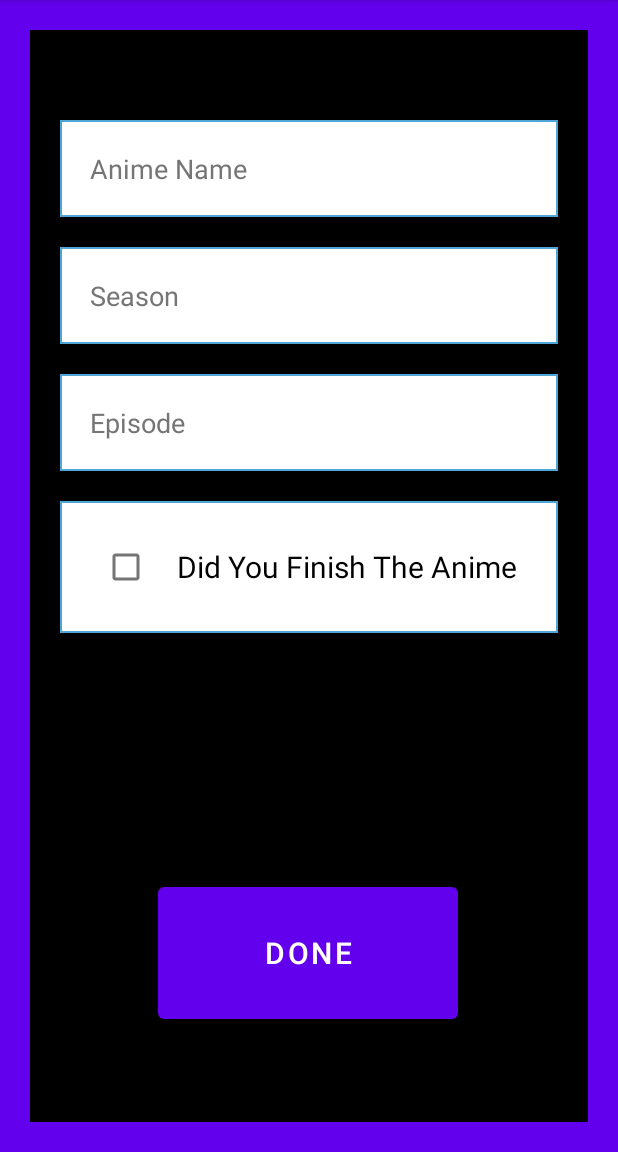
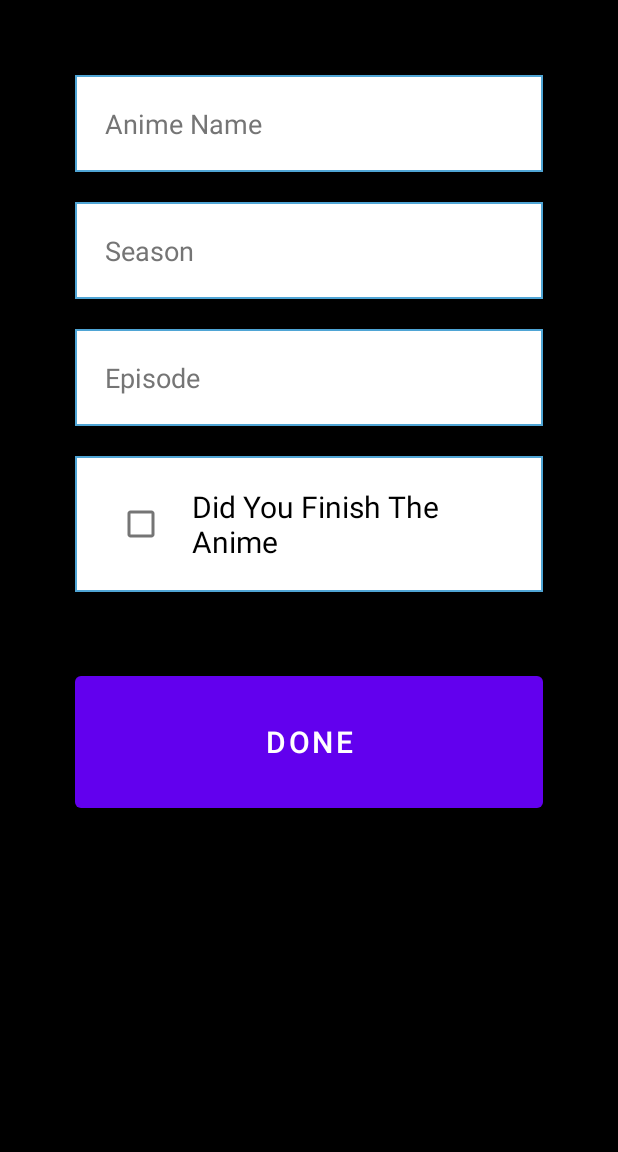
Before and after one commit to DylanOsborne/AnimeList, an Android app: the screen it shows after launch (NewAnimeActivity), after a tap on "ADD ANIME", on a phone screen of 412 x 824 dp, the part 84-1236 px from its top. Run offline under Robolectric (Android 15) with nearby library versions, the phone set to English and light mode, and no system bars; our stand-ins replace Room's generated code.

Commit message:
Added a "anime_stats" xml file used to display the stats Implemented function with the stats button making it open a new activity and displaying the stats
Also changed to UI of the "activity_new_anime" xml

```diff
--- a/app/src/main/AndroidManifest.xml
+++ b/app/src/main/AndroidManifest.xml
@@ -17,6 +17,9 @@
             android:name=".NewAnimeActivity"
             android:exported="false" />
         <activity
+            android:name=".StatsActivity"
+            android:exported="false" />
+        <activity
             android:name=".MainActivity"
             android:exported="true">
             <intent-filter>
--- a/app/src/main/java/com/example/animelist/DataStore/AnimeDao.java
+++ b/app/src/main/java/com/example/animelist/DataStore/AnimeDao.java
@@ -27,4 +27,7 @@ public interface AnimeDao {
 
     @Update
     void updateAnime(Anime anime);
+
+    @Query("SELECT COUNT(*) FROM anime_table")
+    int getAnimeCount();
 }
--- a/app/src/main/java/com/example/animelist/DataStore/AnimeViewModel.java
+++ b/app/src/main/java/com/example/animelist/DataStore/AnimeViewModel.java
@@ -4,6 +4,7 @@ import android.app.Application;
 
 import androidx.lifecycle.AndroidViewModel;
 import androidx.lifecycle.LiveData;
+import androidx.lifecycle.Transformations;
 
 import java.util.List;
 
@@ -12,11 +13,13 @@ public class AnimeViewModel extends AndroidViewModel {
     private final AnimeRepository mRepository;
 
     private final LiveData<List<Anime>> mAllAnimes;
+    private final LiveData<Integer> mAnimeCount;
 
     public AnimeViewModel (Application application) {
         super(application);
         mRepository = new AnimeRepository(application);
         mAllAnimes = mRepository.getAllAnime();
+        mAnimeCount = Transformations.map(mAllAnimes, List::size);
     }
 
     public LiveData<List<Anime>> getAllAnimes() {
@@ -34,4 +37,8 @@ public class AnimeViewModel extends AndroidViewModel {
     public void updateAnime(Anime anime) {
         mRepository.updateAnime(anime);
     }
+
+    public LiveData<Integer> getAnimeCount() {
+        return mAnimeCount;
+    }
 }
--- a/app/src/main/java/com/example/animelist/MainActivity.java
+++ b/app/src/main/java/com/example/animelist/MainActivity.java
@@ -38,6 +38,12 @@ public class MainActivity extends AppCompatActivity {
             Intent intent = new Intent(MainActivity.this, NewAnimeActivity.class);
             addAnimeActivityLaunch.launch(intent);
         });
+
+        Button statsButton = findViewById(R.id.statsButton);
+        statsButton.setOnClickListener( view -> {
+            Intent intent = new Intent(this, StatsActivity.class);
+            startActivity(intent);
+        });
     }
 
 
@@ -59,5 +65,6 @@ public class MainActivity extends AppCompatActivity {
                 mAnimeViewModel.insert(anime);
 
             }
-            });
         }
+    );
+}
--- a/app/src/main/res/layout/activity_new_anime.xml
+++ b/app/src/main/res/layout/activity_new_anime.xml
@@ -4,26 +4,17 @@
     xmlns:tools="http://schemas.android.com/tools"
     android:layout_width="match_parent"
     android:layout_height="match_parent"
-    android:orientation="vertical"
-    android:background="@color/purple_500">
+    android:background="@color/black"
+    android:orientation="vertical">
 
-
-    <androidx.constraintlayout.widget.ConstraintLayout
-        android:layout_width="match_parent"
-        android:layout_height="match_parent"
-        android:layout_margin="20dp"
-        android:background="@color/black"
-        app:layout_constraintEnd_toEndOf="parent"
-        app:layout_constraintStart_toStartOf="parent"
-        app:layout_constraintTop_toTopOf="parent">
 
     <EditText
         android:id="@+id/animeNameInputField"
         android:layout_width="match_parent"
         android:layout_height="wrap_content"
-            android:layout_marginStart="20dp"
-            android:layout_marginTop="60dp"
-            android:layout_marginEnd="20dp"
+        android:layout_marginStart="50dp"
+        android:layout_marginTop="50dp"
+        android:layout_marginEnd="50dp"
         android:background="@drawable/borders"
         android:hint="@string/anime_name_input_text_hint"
         android:importantForAutofill="no"
@@ -32,17 +23,17 @@
         android:padding="20dp"
         android:textColorHint="#757575"
         app:layout_constraintEnd_toEndOf="parent"
-            app:layout_constraintHorizontal_bias="0.0"
         app:layout_constraintStart_toStartOf="parent"
-            app:layout_constraintTop_toTopOf="parent" />
+        app:layout_constraintTop_toTopOf="parent"
+        tools:ignore="TextContrastCheck" />
 
     <EditText
         android:id="@+id/animeSeasonInputField"
         android:layout_width="match_parent"
         android:layout_height="wrap_content"
-            android:layout_marginStart="20dp"
+        android:layout_marginStart="50dp"
         android:layout_marginTop="20dp"
-            android:layout_marginEnd="20dp"
+        android:layout_marginEnd="50dp"
         android:background="@drawable/borders"
         android:hint="@string/anime_season_input_text_hint"
         android:importantForAutofill="no"
@@ -52,15 +43,16 @@
         android:textColorHint="#757575"
         app:layout_constraintEnd_toEndOf="parent"
         app:layout_constraintStart_toStartOf="parent"
-            app:layout_constraintTop_toBottomOf="@+id/animeNameInputField" />
+        app:layout_constraintTop_toBottomOf="@+id/animeNameInputField"
+        tools:ignore="TextContrastCheck" />
 
     <EditText
         android:id="@+id/animesEpisodeInputField"
         android:layout_width="match_parent"
         android:layout_height="wrap_content"
-            android:layout_marginStart="20dp"
+        android:layout_marginStart="50dp"
         android:layout_marginTop="20dp"
-            android:layout_marginEnd="20dp"
+        android:layout_marginEnd="50dp"
         android:background="@drawable/borders"
         android:hint="@string/anime_episode_input_text_hint"
         android:importantForAutofill="no"
@@ -70,16 +62,17 @@
         android:textColorHint="#757575"
         app:layout_constraintEnd_toEndOf="parent"
         app:layout_constraintStart_toStartOf="parent"
-            app:layout_constraintTop_toBottomOf="@+id/animeSeasonInputField" />
+        app:layout_constraintTop_toBottomOf="@+id/animeSeasonInputField"
+        tools:ignore="TextContrastCheck" />
 
     <LinearLayout
         android:id="@+id/linearLayout"
         android:layout_width="match_parent"
         android:layout_height="wrap_content"
         android:layout_gravity="center"
-            android:layout_marginStart="20dp"
+        android:layout_marginStart="50dp"
         android:layout_marginTop="20dp"
-            android:layout_marginEnd="20dp"
+        android:layout_marginEnd="50dp"
         android:background="@drawable/borders"
         android:padding="20dp"
         app:layout_constraintEnd_toEndOf="parent"
@@ -110,32 +103,22 @@
 
     </LinearLayout>
 
-        <androidx.constraintlayout.widget.ConstraintLayout
-            android:id="@+id/constraintLayout"
+    <Button
+        android:id="@+id/doneAnimeButton"
         android:layout_width="match_parent"
         android:layout_height="100dp"
-            android:layout_marginTop="100dp"
-            android:background="@color/black"
-            app:layout_constraintBottom_toBottomOf="parent"
-            app:layout_constraintEnd_toEndOf="parent"
-            app:layout_constraintStart_toStartOf="parent"
-            app:layout_constraintTop_toBottomOf="@+id/linearLayout">
-
-            <Button
-                android:id="@+id/doneAnimeButton"
-                android:layout_width="200dp"
-                android:layout_height="match_parent"
         android:layout_gravity="center"
+        android:layout_marginStart="50dp"
+        android:layout_marginTop="50dp"
+        android:layout_marginEnd="50dp"
         android:text="@string/doneButton"
         android:textColor="@color/white"
         android:textSize="20sp"
         app:layout_constraintBottom_toBottomOf="parent"
         app:layout_constraintEnd_toEndOf="parent"
-                app:layout_constraintHorizontal_bias="0.497"
+        app:layout_constraintHorizontal_bias="0"
         app:layout_constraintStart_toStartOf="parent"
-                app:layout_constraintTop_toTopOf="parent"
-                app:layout_constraintVertical_bias="1.0" />
-        </androidx.constraintlayout.widget.ConstraintLayout>
-    </androidx.constraintlayout.widget.ConstraintLayout>
+        app:layout_constraintTop_toBottomOf="@+id/linearLayout"
+        app:layout_constraintVertical_bias="0.0" />
 
 </androidx.constraintlayout.widget.ConstraintLayout>
--- a/app/src/main/res/values/strings.xml
+++ b/app/src/main/res/values/strings.xml
@@ -4,9 +4,10 @@
 
     <string name="add_anime">Add Anime</string>
 
-    <string name="total_animes_watched">Animes Watched:</string>
-    <string name="total_episodes">Total Episodes:</string>
-    <string name="total_completed">Animes Completed:</string>
+    <string name="total_animes_watched">Total Anime\'s Watched:</string>
+    <string name="total_episodes">Total Episodes Watched:</string>
+    <string name="total_completed">Total Anime\'s Completed:</string>
+    <string name="back_button">BACK</string>
 
     <string name="anime_name_input_text_hint">Anime Name</string>
     <string name="anime_episode_input_text_hint">Episode</string>
```
Lines whose indentation alone changed are shown as unchanged.
